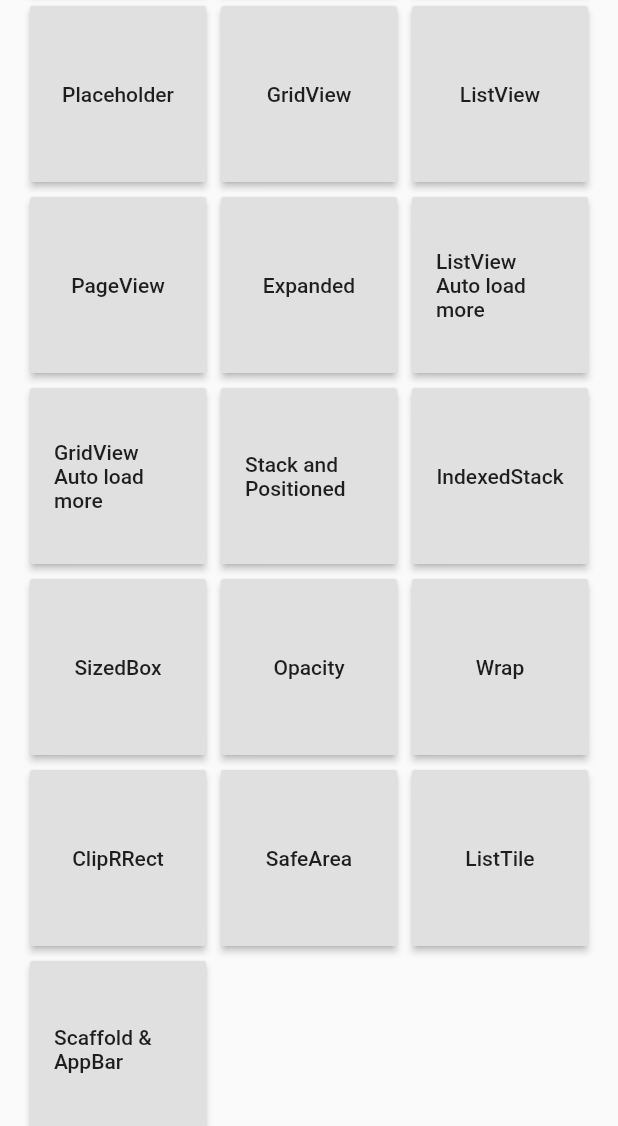
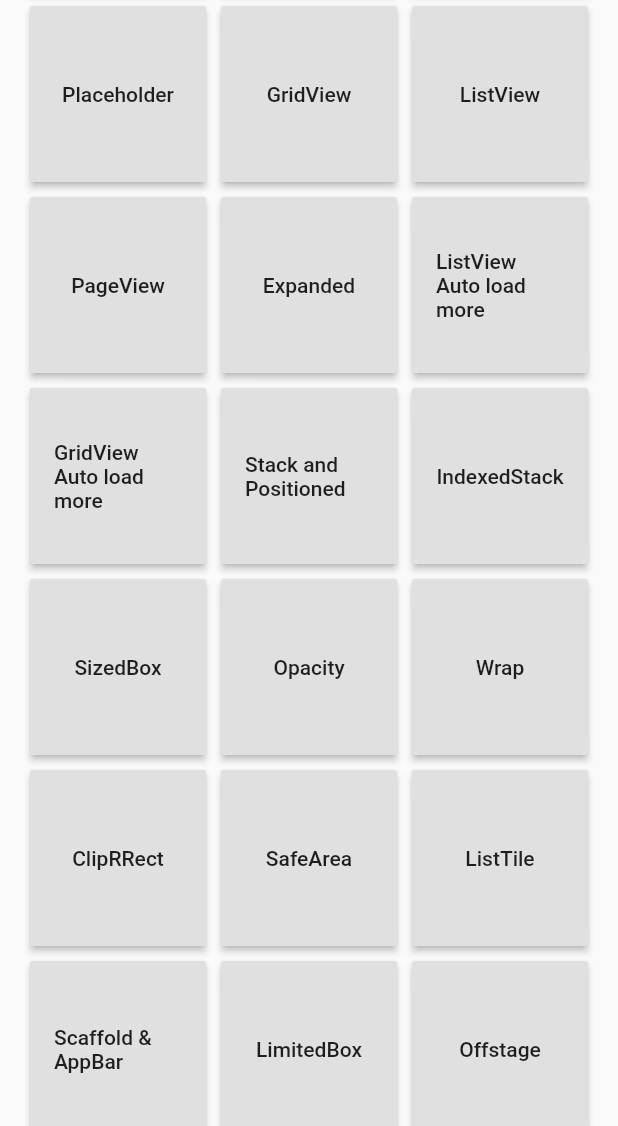
Before and after one commit to dengyin2000/dynamic_widget, a Flutter app: the screen it shows after launch, scrolled down 576 dp, on a phone screen of 412 x 824 dp, the part 110-1236 px from its top. Run offline on Flutter 3.47's test engine with Material 2 defaults, Android fonts, the phone set to English and light mode, and no system bars; our stand-ins replace font_awesome_flutter.

Commit message:
add LimitedBox, Offstage and OverflowBox widgets support.

```diff
--- a/example/lib/main.dart
+++ b/example/lib/main.dart
@@ -365,6 +365,36 @@ class _MyHomePageState extends State<MyHomePage> {
                                 CodeEditorPage(scaffoldAppBarJson)));
                   },
                 ),
+                RaisedButton(
+                  child: Text("LimitedBox"),
+                  onPressed: () {
+                    Navigator.push(
+                        context,
+                        MaterialPageRoute(
+                            builder: (context) =>
+                                CodeEditorPage(limitedboxJson)));
+                  },
+                ),
+                RaisedButton(
+                  child: Text("Offstage"),
+                  onPressed: () {
+                    Navigator.push(
+                        context,
+                        MaterialPageRoute(
+                            builder: (context) =>
+                                CodeEditorPage(offstageJson)));
+                  },
+                ),
+                RaisedButton(
+                  child: Text("OverflowBox"),
+                  onPressed: () {
+                    Navigator.push(
+                        context,
+                        MaterialPageRoute(
+                            builder: (context) =>
+                                CodeEditorPage(overflowboxJson)));
+                  },
+                ),
               ]),
             ),
           ),
--- a/example/lib/widget_json.dart
+++ b/example/lib/widget_json.dart
@@ -1370,3 +1370,70 @@ var scaffoldAppBarJson = '''
   }
 }
 ''';
+
+var limitedboxJson = '''
+{
+  "type": "Row",
+  "children":[
+    {
+      "type" : "Container",
+      "color": "#FF00FF",
+      "width": 100.0
+    },
+    {
+      "type": "LimitedBox",
+      "maxWidth": 150.0,
+      "child" : {
+        "type": "Container",
+        "color": "#FFFF00",
+        "width": 450.0
+      }
+    }
+  ]
+}
+''';
+
+var offstageJson = '''
+{
+  "type": "Row",
+  "children":[
+    {
+      "type" : "Container",
+      "color": "#FF00FF",
+      "width": 100.0
+    },
+    {
+      "type": "Offstage",
+      "offstage": true,
+      "child" : {
+        "type": "Container",
+        "color": "#FFFF00",
+        "width": 250.0
+      }
+    }
+  ]
+}
+''';
+
+var overflowboxJson = '''
+{
+  "type": "Container",
+  "width": 200.0,
+  "height": 200.0,
+  "color":"#FF00FF",
+  "padding": "5, 5, 5, 5",
+  "child":{
+    "type": "OverflowBox",
+    "maxWidth": 300.0,
+    "maxHeight": 300.0,
+    "child": {
+      "type": "Container",
+      "child": {
+        "width": 400.0,
+        "height": 400.0,
+        "color":"#33FF00FF"
+      }
+    }
+  }
+}
+''';
--- /dev/null
+++ b/lib/dynamic_widget/basic/offstage_widget_parser.dart
@@ -0,0 +1,30 @@
+import 'package:dynamic_widget/dynamic_widget.dart';
+import 'package:flutter/cupertino.dart';
+
+
+class OffstageWidgetParser extends WidgetParser{
+  @override
+  Map<String, dynamic> export(Widget widget, BuildContext buildContext) {
+    Offstage realWidget = widget as Offstage;
+    return <String, dynamic>{
+      "type": widgetName,
+      "offstage": realWidget.offstage,
+      "child": DynamicWidgetBuilder.export(realWidget.child, buildContext)
+    };
+  }
+
+  @override
+  Widget parse(Map<String, dynamic> map, BuildContext buildContext, ClickListener listener) {
+    return Offstage(
+      offstage: map.containsKey("offstage")?map['offstage']:true,
+      child: DynamicWidgetBuilder.buildFromMap(map['child'], buildContext, listener),
+    );
+  }
+
+  @override
+  String get widgetName => "Offstage";
+
+  @override
+  Type get widgetType => Offstage;
+
+}
--- a/lib/dynamic_widget/utils.dart
+++ b/lib/dynamic_widget/utils.dart
@@ -270,7 +270,7 @@ Map<String, dynamic> exportTextStyle(TextStyle textStyle) {
 }
 
 Alignment parseAlignment(String alignmentString) {
-  Alignment alignment;
+  Alignment alignment = Alignment.center;
   switch (alignmentString) {
     case 'topLeft':
       alignment = Alignment.topLeft;
```
Also changed, not shown: lib/dynamic_widget.dart (+7 -1 lines), lib/dynamic_widget/basic/limitedbox_widget_parser.dart (added, +38 -0 lines), lib/dynamic_widget/basic/overflowbox_widget_parser.dart (added, +38 -0 lines), 2 other files.
